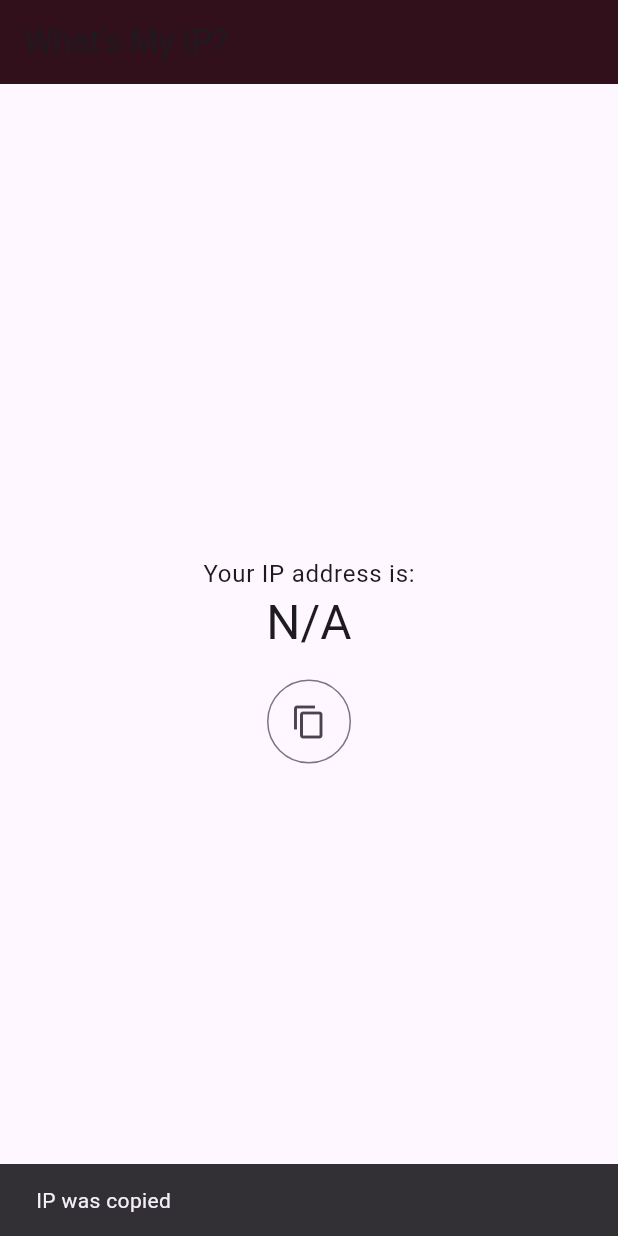
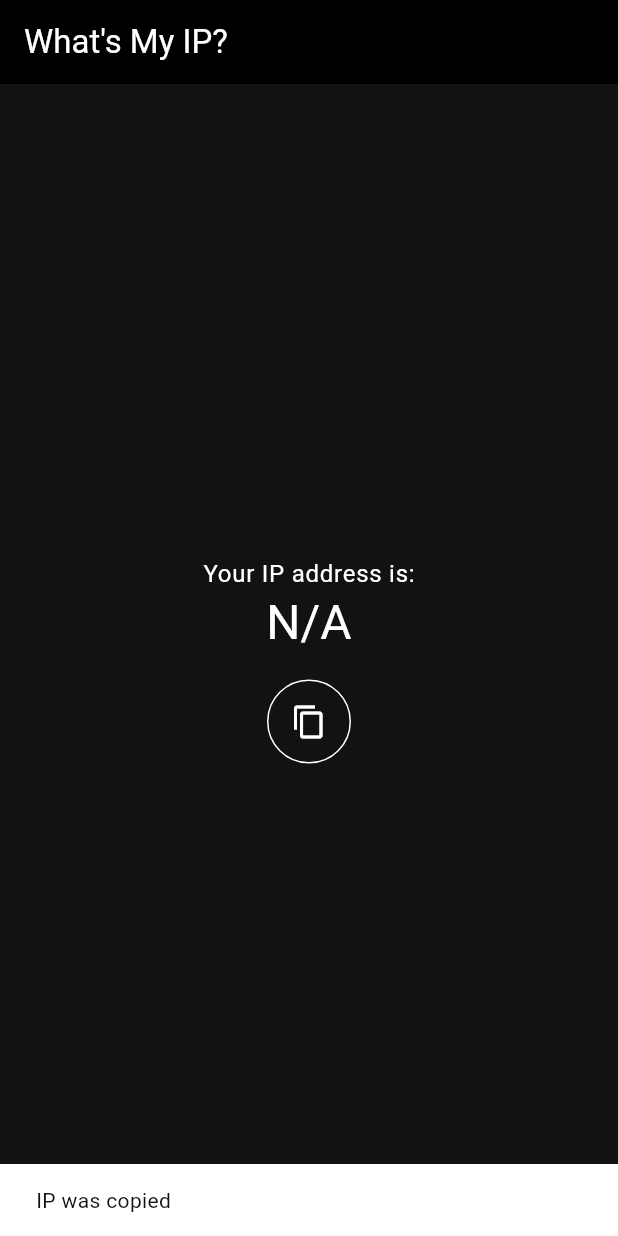
Before and after one commit to unix14/whats_my_ip, a Flutter app: the screen it shows after launch, after a tap on the "content copy" icon, on a phone screen of 412 x 824 dp. Run offline on Flutter 3.47's test engine with Material 3 defaults, Android fonts, the phone set to English and light mode, and no system bars; missing offline and left inert: dart_ipify.

Commit message:
style changes
rename app class
change colors theme \ style
add todos

```diff
--- a/lib/main.dart
+++ b/lib/main.dart
@@ -3,18 +3,17 @@ import 'package:flutter/material.dart';
 import 'package:flutter/services.dart';
 
 void main() {
-  runApp(const MyApp());
+  runApp(MyIPApp());
 }
 
-class MyApp extends StatelessWidget {
-  const MyApp({super.key});
+class MyIPApp extends StatelessWidget {
 
   @override
   Widget build(BuildContext context) {
     return MaterialApp(
       title: 'What\'s My IP?',
       theme: ThemeData(
-        colorScheme: ColorScheme.fromSeed(seedColor: Colors.deepPurple),
+        colorScheme: const ColorScheme.highContrastDark(brightness: Brightness.light),
         useMaterial3: true,
       ),
       home: const MyHomePage(title: 'What\'s My IP?'),
@@ -49,6 +48,9 @@ class _MyHomePageState extends State<MyHomePage> {
 
   @override
   Widget build(BuildContext context) {
+    //todo add ipv4\v6 distinction
+    //todo add settings wit simple attributions to dev
+    //todo add simple interactions with Black Launcher app
     //todo add ads here
     return Scaffold(
       appBar: AppBar(
```
